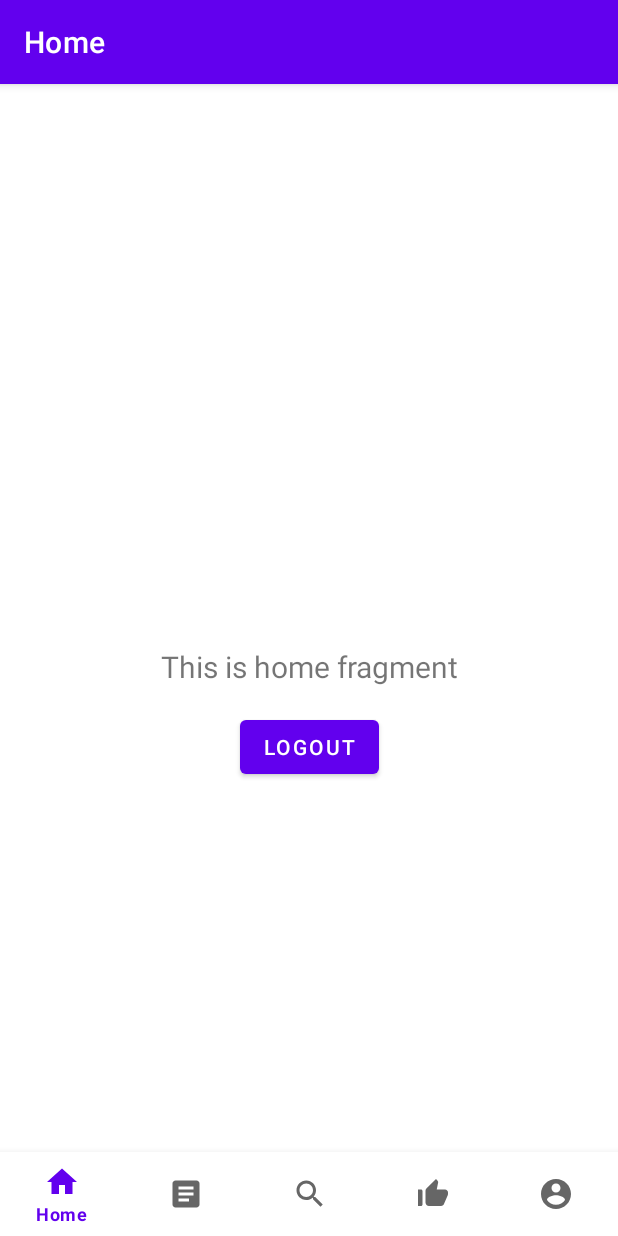
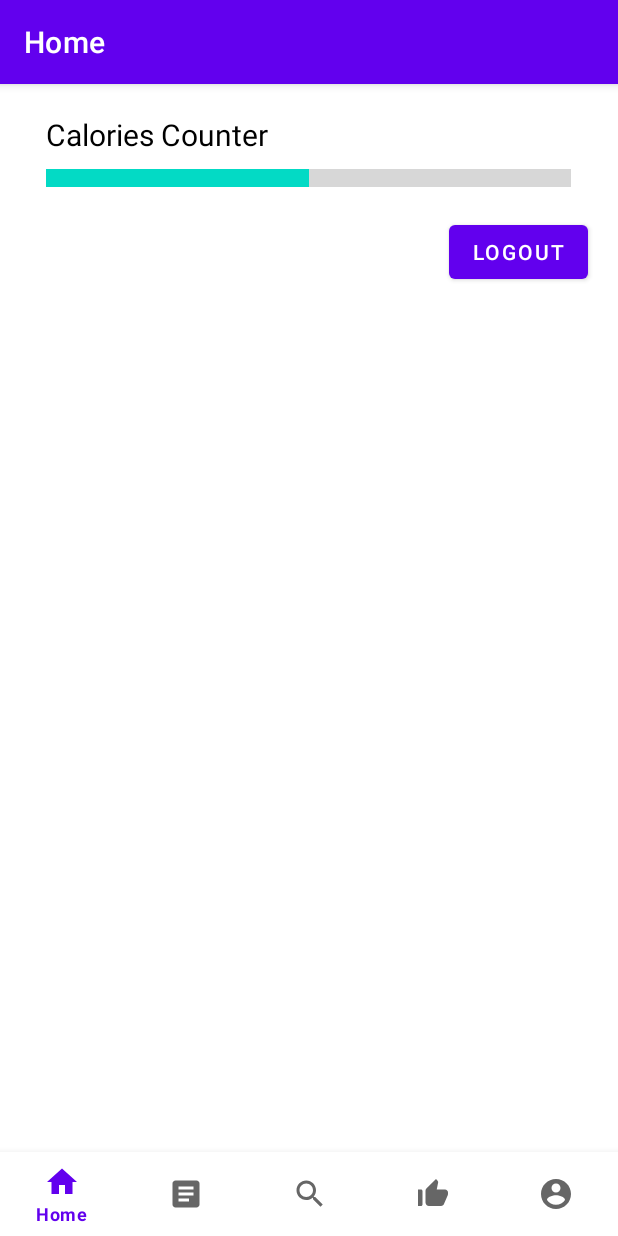
Before and after one commit to chunann37/Nutrister, an Android app: the screen it shows after launch (MainActivity), on a phone screen of 412 x 824 dp. Run offline under Robolectric (Android 15) with nearby library versions, the phone set to English and light mode, and no system bars; our stand-ins replace Firebase (no records; nobody signed in at launch, a user with empty details on screens opened directly), navigation-ui; 4 statements that could not run were skipped.

Commit message:
working on home fragment

```diff
--- a/app/src/main/java/com/example/nutrister/ui/home/HomeFragment.java
+++ b/app/src/main/java/com/example/nutrister/ui/home/HomeFragment.java
@@ -1,38 +1,58 @@
 package com.example.nutrister.ui.home;
 
-import android.content.Intent;
+import android.os.Build;
 import android.os.Bundle;
+import android.util.Log;
 import android.view.LayoutInflater;
 import android.view.View;
 import android.view.ViewGroup;
-import android.widget.TextView;
+import android.widget.ProgressBar;
 
 import androidx.annotation.NonNull;
-import androidx.annotation.Nullable;
+import androidx.annotation.RequiresApi;
 import androidx.fragment.app.Fragment;
-import androidx.lifecycle.Observer;
 import androidx.lifecycle.ViewModelProvider;
 
-import com.example.nutrister.Login;
 import com.example.nutrister.R;
+import com.example.nutrister.utils.Cumulation;
 import com.google.firebase.auth.FirebaseAuth;
+import com.google.firebase.firestore.FirebaseFirestore;
+
+import java.util.Objects;
 
 public class HomeFragment extends Fragment {
 
     private HomeViewModel homeViewModel;
+    private ProgressBar progBar;
+    String userID;
+    FirebaseAuth fAuth = FirebaseAuth.getInstance();
+    FirebaseFirestore db = FirebaseFirestore.getInstance();
+    private double totalEnergy, totalCarbs, totalProtein, totalFat, totalFiber;
 
+    @RequiresApi(api = Build.VERSION_CODES.N)
     public View onCreateView(@NonNull LayoutInflater inflater,
                              ViewGroup container, Bundle savedInstanceState) {
         homeViewModel =
                 new ViewModelProvider(this).get(HomeViewModel.class);
         View root = inflater.inflate(R.layout.fragment_home, container, false);
-        final TextView textView = root.findViewById(R.id.text_home);
-        homeViewModel.getText().observe(getViewLifecycleOwner(), new Observer<String>() {
-            @Override
-            public void onChanged(@Nullable String s) {
-                textView.setText(s);
-            }
-        });
+
+        progBar = root.findViewById(R.id.caloriesProgressBar);
+
+        progBar.setMax(5000);
+        progBar.setProgress(2500);
+
+        userID = Objects.requireNonNull(fAuth.getCurrentUser()).getUid();
+
+
+        Cumulation cumulation = new Cumulation(userID, fAuth, db);
+        totalEnergy = cumulation.getTotalEnergy();
+
+        Log.d("", "The total energy of all day is" + totalEnergy);
+        Log.d("", "The total carbs of all day is" + totalCarbs);
+        Log.d("", "The total protein of all day is" + totalProtein);
+        Log.d("", "The total fat of all day is" + totalFat);
+        Log.d("", "The total fiber of all day is" + totalFiber);
+
         return root;
     }
 
--- a/app/src/main/java/com/example/nutrister/utils/AutoDeletion.java
+++ b/app/src/main/java/com/example/nutrister/utils/AutoDeletion.java
@@ -30,15 +30,15 @@ public class AutoDeletion {
         SimpleDateFormat df = new SimpleDateFormat("dd-MMM-yyyy", Locale.getDefault());
         String currentDate = df.format(c);
 
+
         //Breakfast
         Query bfItem = db.collection("users_food_log").document(userID).collection("Breakfast").whereNotEqualTo("date", currentDate);
-        String finalUserID = userID;
         bfItem.get().addOnCompleteListener(new OnCompleteListener<QuerySnapshot>() {
             @Override
             public void onComplete(@NonNull Task<QuerySnapshot> task) {
                 if (task.isSuccessful()) {
                     for (QueryDocumentSnapshot document : Objects.requireNonNull(task.getResult())) {
-                        db.collection("users_food_log").document(finalUserID).
+                        db.collection("users_food_log").document(userID).
                                 collection("Breakfast").document(document.getId()).delete();
                     }
                 } else {
@@ -49,13 +49,12 @@ public class AutoDeletion {
 
         //Lunch
         Query lcItem = db.collection("users_food_log").document(userID).collection("Lunch").whereNotEqualTo("date", currentDate);
-        String finalUserID1 = userID;
         lcItem.get().addOnCompleteListener(new OnCompleteListener<QuerySnapshot>() {
             @Override
             public void onComplete(@NonNull Task<QuerySnapshot> task) {
                 if (task.isSuccessful()) {
                     for (QueryDocumentSnapshot document : Objects.requireNonNull(task.getResult())) {
-                        db.collection("users_food_log").document(finalUserID1).
+                        db.collection("users_food_log").document(userID).
                                 collection("Lunch").document(document.getId()).delete();
                     }
                 } else {
@@ -66,13 +65,12 @@ public class AutoDeletion {
 
         //Dinner
         Query dnItem = db.collection("users_food_log").document(userID).collection("Dinner").whereNotEqualTo("date", currentDate);
-        String finalUserID2 = userID;
         dnItem.get().addOnCompleteListener(new OnCompleteListener<QuerySnapshot>() {
             @Override
             public void onComplete(@NonNull Task<QuerySnapshot> task) {
                 if (task.isSuccessful()) {
                     for (QueryDocumentSnapshot document : Objects.requireNonNull(task.getResult())) {
-                        db.collection("users_food_log").document(finalUserID2).
+                        db.collection("users_food_log").document(userID).
                                 collection("Dinner").document(document.getId()).delete();
                     }
                 } else {
@@ -83,13 +81,12 @@ public class AutoDeletion {
 
         //Snack
         Query snItem = db.collection("users_food_log").document(userID).collection("Snack").whereNotEqualTo("date", currentDate);
-        String finalUserID3 = userID;
         snItem.get().addOnCompleteListener(new OnCompleteListener<QuerySnapshot>() {
             @Override
             public void onComplete(@NonNull Task<QuerySnapshot> task) {
                 if (task.isSuccessful()) {
                     for (QueryDocumentSnapshot document : Objects.requireNonNull(task.getResult())) {
-                        db.collection("users_food_log").document(finalUserID3).
+                        db.collection("users_food_log").document(userID).
                                 collection("Snack").document(document.getId()).delete();
                     }
                 } else {
--- a/app/src/main/res/layout/fragment_home.xml
+++ b/app/src/main/res/layout/fragment_home.xml
@@ -1,37 +1,60 @@
 <?xml version="1.0" encoding="utf-8"?>
-<androidx.constraintlayout.widget.ConstraintLayout xmlns:android="http://schemas.android.com/apk/res/android"
-    xmlns:app="http://schemas.android.com/apk/res-auto"
+<LinearLayout xmlns:android="http://schemas.android.com/apk/res/android"
     xmlns:tools="http://schemas.android.com/tools"
     android:layout_width="match_parent"
     android:layout_height="match_parent"
+    android:orientation="vertical"
     tools:context=".ui.home.HomeFragment">
 
+    <ScrollView
+        android:layout_width="match_parent"
+        android:layout_height="wrap_content"
+        android:isScrollContainer="false"
+        android:scrollbars="vertical">
+
+        <LinearLayout
+            android:layout_width="match_parent"
+            android:layout_height="wrap_content">
+
+            <RelativeLayout
+                android:layout_width="match_parent"
+                android:layout_height="wrap_content">
+
                 <TextView
-        android:id="@+id/text_home"
-        android:text="Home Fragment"
+                    android:id="@+id/progressBarTitle"
                     android:layout_width="wrap_content"
                     android:layout_height="wrap_content"
-        android:layout_marginStart="8dp"
-        android:layout_marginTop="8dp"
-        android:layout_marginEnd="8dp"
-        android:textAlignment="center"
+                    android:layout_marginTop="20dp"
+                    android:layout_alignLeft="@id/caloriesProgressBar"
+                    android:text="Calories Counter"
                     android:textSize="20sp"
-        app:layout_constraintBottom_toBottomOf="parent"
-        app:layout_constraintEnd_toEndOf="parent"
-        app:layout_constraintStart_toStartOf="parent"
-        app:layout_constraintTop_toTopOf="parent"
-        android:gravity="center_horizontal" />
+                    android:textColor="@color/black"/>
+
+                <ProgressBar
+                    android:id="@+id/caloriesProgressBar"
+                    style="@style/Widget.AppCompat.ProgressBar.Horizontal"
+                    android:layout_width="350dp"
+                    android:layout_height="20dp"
+                    android:layout_below="@id/progressBarTitle"
+                    android:layout_marginTop="5dp"
+                    android:layout_centerHorizontal="true"
+                    android:indeterminate="false"
+                    android:scaleY="3"/>
 
                 <Button
                     android:id="@+id/logoutButton"
                     android:layout_width="wrap_content"
                     android:layout_height="wrap_content"
-        android:layout_marginTop="16dp"
-        android:text="@string/logout"
-        app:layout_constraintEnd_toEndOf="parent"
-        app:layout_constraintStart_toStartOf="parent"
-        app:layout_constraintTop_toBottomOf="@+id/text_home"
-        android:onClick="logout" />
+                    android:layout_marginTop="15dp"
+                    android:layout_marginRight="20dp"
+                    android:layout_alignParentRight="true"
+                    android:layout_below="@id/caloriesProgressBar"
+                    android:onClick="logout"
+                    android:text="@string/logout" />
 
 
-</androidx.constraintlayout.widget.ConstraintLayout>
+
+            </RelativeLayout>
+        </LinearLayout>
+    </ScrollView>
+</LinearLayout>
```
Lines whose indentation alone changed are shown as unchanged.
